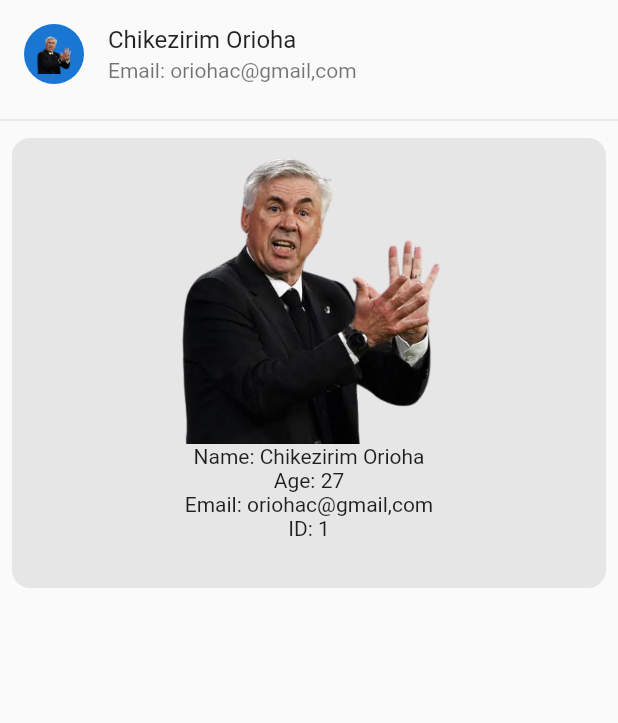
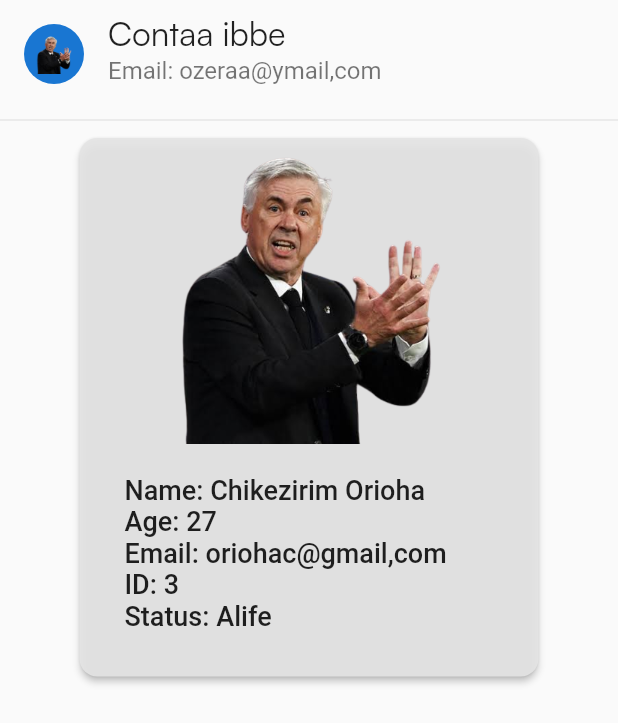
Before and after one commit to oriohac/flutter-study, a Flutter app: the Profile screen opened by its route, on a phone screen of 412 x 824 dp. Shown: the top 723 px of the screen. Run offline on Flutter 3.47's test engine with Material 2 defaults, Android fonts, the phone set to English and light mode, and no system bars; our stand-ins replace firebase_core; accounts and stored records are empty.

Commit message:
create user models, and put these users out on the list view, also create user profile

```diff
--- a/lib/main.dart
+++ b/lib/main.dart
@@ -6,13 +6,19 @@ import 'package:flutterstudy/screens/profile_page.dart';
 import 'package:flutterstudy/screens/signup_page.dart';
 import 'package:flutterstudy/screens/start_page.dart';
 import 'package:flutterstudy/screens/welcome_page.dart';
+import 'package:firebase_core/firebase_core.dart';
+import 'firebase_options.dart';
 
-void main(List<String> args) {
+Future<void> main(List<String> args) async {
   runApp(const NavigationApp());
+   await Firebase.initializeApp(
+  options: DefaultFirebaseOptions.currentPlatform,
+);
 }
 
 class NavigationApp extends StatelessWidget {
   const NavigationApp({super.key});
+
 
   @override
   Widget build(BuildContext context) {
@@ -34,4 +40,5 @@ class NavigationApp extends StatelessWidget {
       ),
     );
   }
+
 }
--- a/lib/models/model.dart
+++ b/lib/models/model.dart
@@ -4,13 +4,24 @@ class UserModel {
   final int age;
   final String image;
   final String email;
+  final bool alife;
   UserModel({
     required this.id,
     required this.name,
     required this.age,
     required this.image,
     required this.email,
+    required this.alife,
   });
+  factory UserModel.fromJson(dynamic json) {
+    return UserModel(
+        id: json['id'] as int,
+        name: json['name'] as String,
+        age: json['age'] as int,
+        image: json['image'] as String,
+        email: json['email'] as String,
+        alife: json['alive'] as bool);
+  }
 }
 
 final chikedata = UserModel(
@@ -18,4 +29,128 @@ final chikedata = UserModel(
     name: "Chikezirim Orioha",
     age: 27,
     image: 'lib/images/ance.png',
-    email: 'oriohac@gmail,com');
+    email: 'oriohac@gmail,com',
+    alife: true);
+
+final List users = [
+  {
+    "id": 1,
+    "name": "Chikezirim Orioha",
+    "age": 27,
+    "image": "lib/images/ance.png",
+    "email": "oriohac@gmail,com",
+    'alife': true,
+  },
+  {
+    "id": 2,
+    "name": "gift Orioha",
+    "age": 23,
+    "image": "lib/images/real.png",
+    "email": "oka@gmail,com",
+    'alife': true,
+  },
+  {
+    "id": 3,
+    "name": "Contaa ibbe",
+    "age": 20,
+    "image": "lib/images/alaba.png",
+    "email": "ozeraa@ymail,com",
+    'alife': false,
+  },
+  {
+    "id": 4,
+    "name": "Izunna Orioha",
+    "age": 22,
+    "image": "lib/images/ance.png",
+    "email": "izium@gmail,com",
+    'alife': true,
+  },
+  {
+    "id": 5,
+    "name": "Promise Shangy",
+    "age": 19,
+    "image": "lib/images/real.png",
+    "email": "prom@email,com",
+    'alife': false,
+  },
+  {
+    "id": 6,
+    "name": "Vic Para",
+    "age": 24,
+    "image": "lib/images/ance.png",
+    "email": "prarw@gmail,com",
+    'alife': false,
+  },
+  {
+    "id": 7,
+    "name": "Chike ike",
+    "age": 23,
+    "image": "lib/images/alaba.png",
+    "email": "binome@gmail,com",
+    'alife': true,
+  },
+  {
+    "id": 8,
+    "name": "Prince Orioha",
+    "age": 32,
+    "image": "lib/images/ance.png",
+    "email": "crom@gmail,com",
+    'alife': true,
+  },
+  {
+    "id": 9,
+    "name": "Usinh Peorm",
+    "age": 26,
+    "image": "lib/images/ance.png",
+    "email": "usima@gmail,com",
+    'alife': true,
+  },
+  {
+    "id": 10,
+    "name": "Pletoma Barry",
+    "age": 25,
+    "image": "lib/images/alaba.png",
+    "email": "pletoma@gmail,com",
+    'alife': true,
+  },
+    {
+    "id": 11,
+    "name": "Tora Barn",
+    "age": 23,
+    "image": "lib/images/ance.png",
+    "email": "tiareo@gmail,com",
+    'alife': false,
+  },
+  {
+    "id": 12,
+    "name": "Brian ike",
+    "age": 23,
+    "image": "lib/images/alaba.png",
+    "email": "laden@gmail,com",
+    'alife': true,
+  },
+  {
+    "id": 13,
+    "name": "Oman Pari",
+    "age": 32,
+    "image": "lib/images/ance.png",
+    "email": "oman@gmail,com",
+    'alife': true,
+  },
+  {
+    "id": 14,
+    "name": "Usinh Opas",
+    "age": 26,
+    "image": "lib/images/ance.png",
+    "email": "opad@gmail,com",
+    'alife': true,
+  },
+  {
+    "id": 15,
+    "name": "Isoa Barry",
+    "age": 25,
+    "image": "lib/images/alaba.png",
+    "email": "iasd@gmail,com",
+    'alife': true,
+  },
+];
--- a/lib/screens/detail_page.dart
+++ b/lib/screens/detail_page.dart
@@ -11,8 +11,8 @@ class Detail extends StatelessWidget {
         child: Column(
           mainAxisAlignment: MainAxisAlignment.center,
           children: [
-            Text('Detail',textAlign: TextAlign.center,),
-            Image.asset('lib/images/real.png',scale: 5,)
+            Text('Detail Page, I will apply a font on this!!!',style: TextStyle(fontFamily: 'Satoshi', fontSize: 24),textAlign: TextAlign.center,),
+
           ],
         ),
       ),
--- a/lib/screens/home_page.dart
+++ b/lib/screens/home_page.dart
@@ -1,4 +1,5 @@
 import 'package:flutter/material.dart';
+import 'package:flutterstudy/models/model.dart';
 
 class Home extends StatelessWidget {
   const Home({super.key});
@@ -7,26 +8,19 @@ class Home extends StatelessWidget {
   Widget build(BuildContext context) {
     return Scaffold(
       body: Center(
-        child: GestureDetector(
-          onTap: () {
-            Navigator.pushNamed(context, '/welcome');
-          },
-          child: Container(
-              height: 200,
-              width: 200,
-              decoration: const BoxDecoration(
-                borderRadius: BorderRadius.all(Radius.circular(12)),
-                color: Colors.purple,
+        child: ListView(
+          children: [
+            for (int i = 0; i < users.length; i++)
+              ListTile(
+                shape: Border.all(width: 2.0, color: Colors.black45),
+                leading: CircleAvatar(
+                  child: Image.asset(users[i]['image']),
+                ),
+                title: Text('${users[i]['name']}'),
+                subtitle: Text('${users[i]['email']}'),
+                trailing: Text('${TimeOfDay.now().format(context)}'),
               ),
-              child: const Center(
-                child: Text(
-                  'Home',
-                  style: TextStyle(
-                    color: Colors.white,
-                  ),
-                  textAlign: TextAlign.center,
-                ),
-              )),
+          ],
         ),
       ),
     );
--- a/lib/screens/profile_page.dart
+++ b/lib/screens/profile_page.dart
@@ -7,51 +7,70 @@ class Profile extends StatelessWidget {
   @override
   Widget build(BuildContext context) {
     return Scaffold(
-      body: Container(
-        child: Column(
+      body: Column(
         children: [
           ListTile(
             leading: CircleAvatar(
               child: Image.asset(chikedata.image),
             ),
-                  title: Text(chikedata.name),
-                  subtitle: Text("Email: ${chikedata.email}"),
+            title: Text(users[2]['name'],style: TextStyle(fontFamily: 'Satoshi' ,fontSize: 22),),
+            subtitle: Text("Email: ${users[2]['email']}", style: TextStyle(fontSize: 16, fontWeight: FontWeight.w400)),
           ),
           Divider(),
-            Container(
+          Card(
             margin: EdgeInsets.fromLTRB(8, 4, 8, 0),
-              height: 300,
-              width: 400,
-
-              decoration: BoxDecoration(color: Color.fromARGB(234, 228, 228, 228),borderRadius: BorderRadius.circular(12)),
+            elevation: 2,
+            color: Color.fromARGB(234, 228, 228, 228),
+            shape:
+                RoundedRectangleBorder(borderRadius: BorderRadius.circular(12)),
+            child: SingleChildScrollView(
               child: Column(
-                mainAxisAlignment: MainAxisAlignment.start,
+                crossAxisAlignment: CrossAxisAlignment.start,
                 children: [
                   Image.asset(
-                    chikedata.image,
+                    users[0]['image'],
                     scale: 2,
                   ),
+                  Padding(
+                    padding: const EdgeInsets.fromLTRB(30, 20, 30, 30),
+                    child: Column(
+                      crossAxisAlignment: CrossAxisAlignment.start,
+                      children: [
                         Text(
-                    'Name: ${chikedata.name}',
+                          'Name: ${users[0]['name']}', style: TextStyle(fontSize: 18, fontWeight: FontWeight.w500),
                           textAlign: TextAlign.left,
                         ),
                         Text(
-                    'Age: ${chikedata.age}',
+                          'Age: ${users[0]['age']}', style: TextStyle(fontSize: 18, fontWeight: FontWeight.w500),
                           textAlign: TextAlign.start,
                         ),
                         Text(
-                    'Email: ${chikedata.email}',
+                          'Email: ${users[0]['email']}', style: TextStyle(fontSize: 18, fontWeight: FontWeight.w500),
                           textAlign: TextAlign.start,
                         ),
                         Text(
-                    'ID: ${chikedata.id}',
+                          'ID: ${users[2]['id']}', style: TextStyle(fontSize: 18, fontWeight: FontWeight.w500),
+                          textAlign: TextAlign.start,
+                        ),
+                        if (users[0]['alife'] == true)
+
+                            const Text(
+                              'Status: Alife', style: TextStyle(fontSize: 18, fontWeight: FontWeight.w500),
+                              textAlign: TextAlign.start,
+                            )
+                          else
+                          const Text(
+                              'Status: Dead', style: TextStyle(fontSize: 18, fontWeight: FontWeight.w500),
                               textAlign: TextAlign.start,
                             ),
                       ],
                     ),
+                  )
+                ],
+              ),
+            ),
           ),
         ],
-        ),
       ),
     );
   }
--- a/pubspec.yaml
+++ b/pubspec.yaml
@@ -35,6 +35,7 @@ dependencies:
   # The following adds the Cupertino Icons font to your application.
   # Use with the CupertinoIcons class for iOS style icons.
   cupertino_icons: ^1.0.2
+  firebase_core: ^2.20.0
 
 dev_dependencies:
   flutter_test:
@@ -62,6 +63,7 @@ flutter:
   assets:
     - lib/images/real.png
     - lib/images/ance.png
+    - lib/images/alaba.png
     # - images/a_dot_burr.jpeg
     # - images/a_dot_ham.jpeg
 
```
Also changed, not shown: lib/firebase_options.dart (added), lib/images/alaba.png (added), pubspec.lock, 10 other files. Lines whose indentation alone changed are shown as unchanged.
